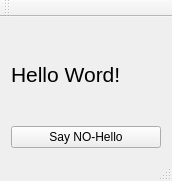
The window that project/mainwindow.ui (Galoev/nutritionist-helper) describes before a commit, drawn with Qt 5.
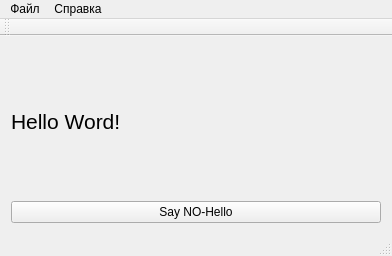
The same window after the commit.

```diff
--- a/project/mainwindow.ui
+++ b/project/mainwindow.ui
@@ -6,8 +6,8 @@
    <rect>
     <x>0</x>
     <y>0</y>
-    <width>172</width>
-    <height>181</height>
+    <width>392</width>
+    <height>256</height>
    </rect>
   </property>
   <property name="windowTitle">
@@ -41,10 +41,23 @@
     <rect>
      <x>0</x>
      <y>0</y>
-     <width>172</width>
-     <height>20</height>
+     <width>392</width>
+     <height>26</height>
     </rect>
    </property>
+   <widget class="QMenu" name="menu">
+    <property name="title">
+     <string>Файл</string>
+    </property>
+   </widget>
+   <widget class="QMenu" name="menu_2">
+    <property name="title">
+     <string>Справка</string>
+    </property>
+    <addaction name="action_about"/>
+   </widget>
+   <addaction name="menu"/>
+   <addaction name="menu_2"/>
   </widget>
   <widget class="QToolBar" name="mainToolBar">
    <attribute name="toolBarArea">
```
Left out of the diff: 5 changed lines with no effect on the pictures.
